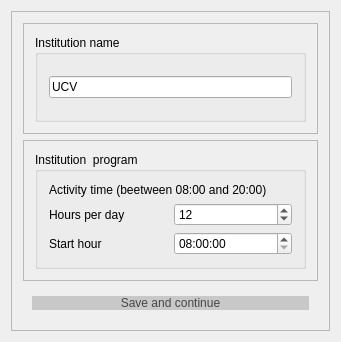
Before: the Qt Designer form Orar/OrarApp/InstitutionDetailsDialog.ui in alexandrutm/UnivTimetable, drawn with Qt 5.
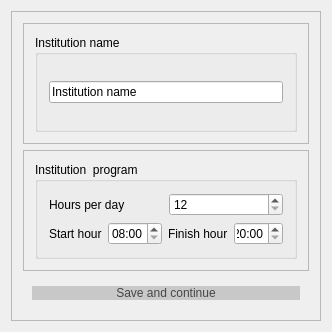
After: the same form once the commit is applied. Icons and pictures are not drawn.

The edit to the form file:
```diff
--- a/Orar/OrarApp/InstitutionDetailsDialog.ui
+++ b/Orar/OrarApp/InstitutionDetailsDialog.ui
@@ -6,8 +6,8 @@
    <rect>
     <x>0</x>
     <y>0</y>
-    <width>341</width>
-    <height>342</height>
+    <width>328</width>
+    <height>328</height>
    </rect>
   </property>
   <property name="windowTitle">
@@ -40,9 +40,6 @@
         <layout class="QHBoxLayout" name="horizontalLayout_8">
          <item>
           <widget class="QGroupBox" name="Institute">
-           <property name="styleSheet">
-            <string notr="true">font: 11pt &quot;Times New Roman&quot;;</string>
-           </property>
            <property name="title">
             <string>Institution name</string>
            </property>
@@ -54,7 +51,7 @@
                 <item>
                  <widget class="QLineEdit" name="SchoolName">
                   <property name="text">
-                   <string>UCV</string>
+                   <string>Institution name</string>
                   </property>
                  </widget>
                 </item>
@@ -79,23 +76,10 @@
         <layout class="QHBoxLayout" name="horizontalLayout_9">
          <item>
           <widget class="QGroupBox" name="groupBox_2">
-           <property name="styleSheet">
-            <string notr="true">font: 11pt &quot;Times New Roman&quot;;</string>
-           </property>
            <property name="title">
             <string>Institution  program</string>
            </property>
            <layout class="QVBoxLayout" name="verticalLayout_2">
-            <item>
-             <widget class="QLabel" name="label_2">
-              <property name="styleSheet">
-               <string notr="true">font: 11pt &quot;Times New Roman&quot;;</string>
-              </property>
-              <property name="text">
-               <string>Activity time (beetween 08:00 and 20:00)</string>
-              </property>
-             </widget>
-            </item>
             <item>
              <layout class="QHBoxLayout" name="horizontalLayout_3">
               <item>
@@ -106,9 +90,9 @@
                </widget>
               </item>
               <item>
-               <widget class="QSpinBox" name="mHoursPerDay">
-                <property name="value">
-                 <number>12</number>
+               <widget class="QSpinBox" name="HoursPerDay">
+                <property name="specialValueText">
+                 <string>12</string>
                 </property>
                </widget>
               </item>
@@ -118,36 +102,41 @@
              <layout class="QHBoxLayout" name="horizontalLayout_6">
               <item>
                <widget class="QLabel" name="label_3">
-                <property name="styleSheet">
-                 <string notr="true">font: 11pt &quot;Times New Roman&quot;;</string>
-                </property>
                 <property name="text">
                  <string>Start hour</string>
                 </property>
                </widget>
               </item>
               <item>
-               <widget class="QTimeEdit" name="mStartHour">
-                <property name="maximumTime">
-                 <time>
-                  <hour>20</hour>
-                  <minute>0</minute>
-                  <second>0</second>
-                 </time>
+               <widget class="QSpinBox" name="mStartHour">
+                <property name="specialValueText">
+                 <string>08:00</string>
                 </property>
-                <property name="minimumTime">
-                 <time>
-                  <hour>8</hour>
-                  <minute>0</minute>
-                  <second>0</second>
-                 </time>
+                <property name="maximum">
+                 <number>24</number>
                 </property>
-                <property name="time">
-                 <time>
-                  <hour>8</hour>
-                  <minute>0</minute>
-                  <second>0</second>
-                 </time>
+               </widget>
+              </item>
+              <item>
+               <widget class="QLabel" name="label_4">
+                <property name="text">
+                 <string>Finish hour</string>
+                </property>
+               </widget>
+              </item>
+              <item>
+               <widget class="QSpinBox" name="mFinishHour">
+                <property name="minimumSize">
+                 <size>
+                  <width>40</width>
+                  <height>0</height>
+                 </size>
+                </property>
+                <property name="specialValueText">
+                 <string>20:00</string>
+                </property>
+                <property name="maximum">
+                 <number>24</number>
                 </property>
                </widget>
               </item>
```
Left out of the diff: 10 changed lines with no effect on the pictures.
